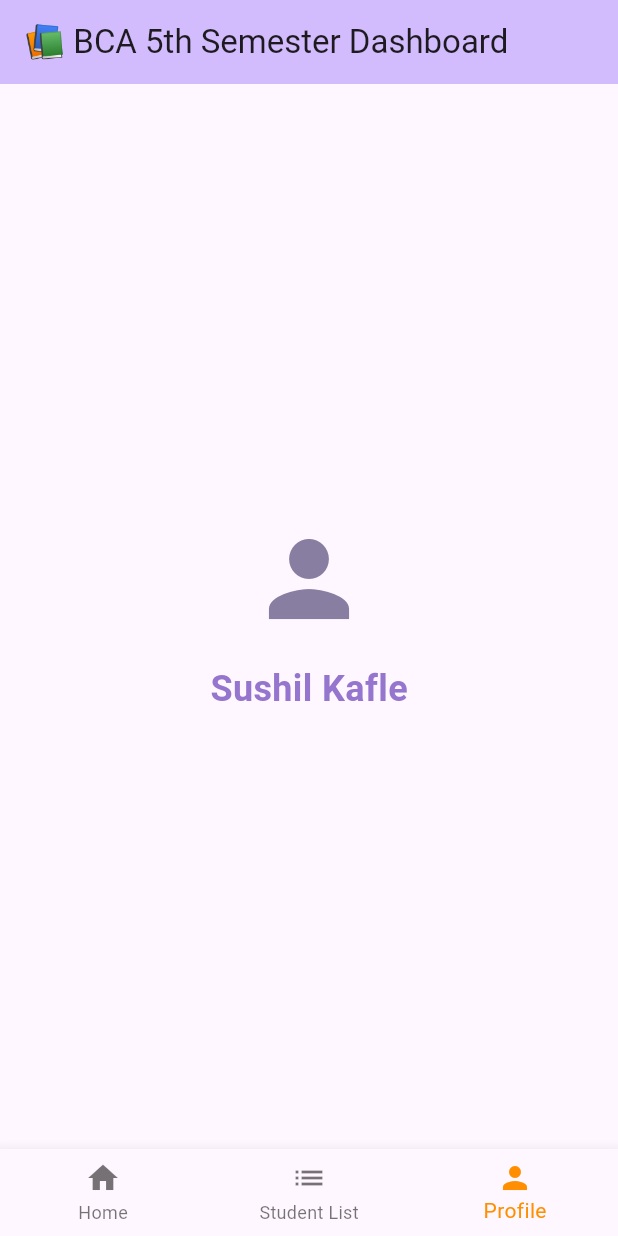
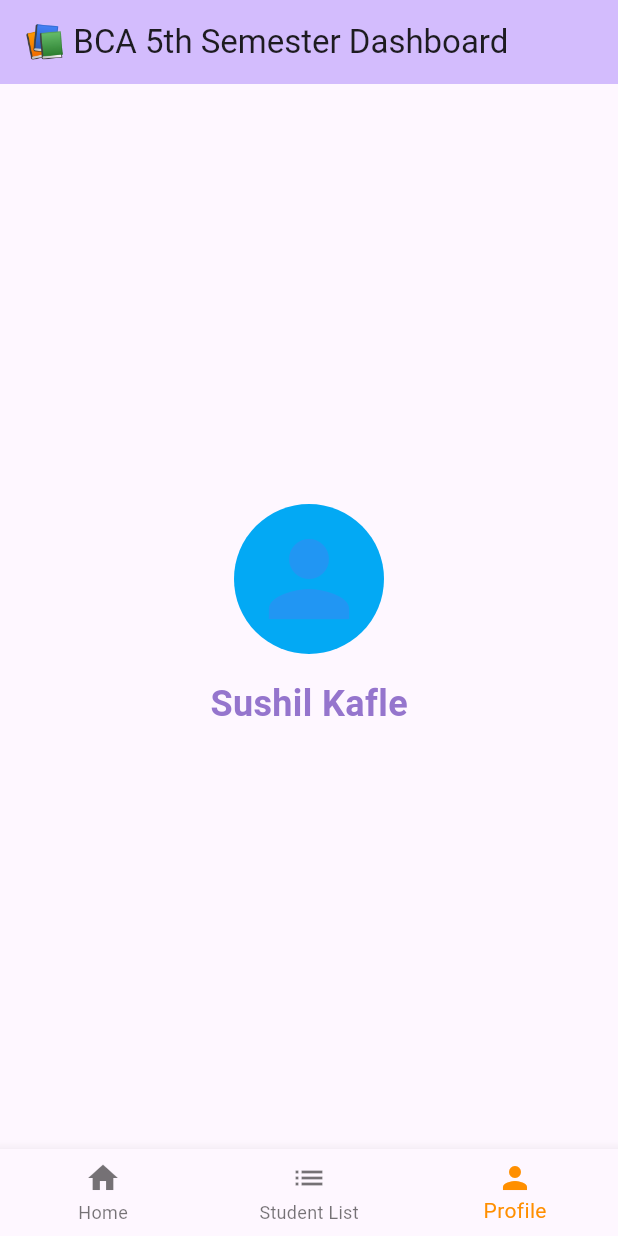
Before and after one commit to Ambikadulal/reliance_college_app, a Flutter app: the screen it shows after launch, item 3 of the bottom bar chosen, on a phone screen of 412 x 824 dp. Run offline on Flutter 3.47's test engine with Material 3 defaults, Android fonts, the phone set to English and light mode, and no system bars.

Commit message:
profile changes

```diff
--- a/lib/pages/screens/profile.dart
+++ b/lib/pages/screens/profile.dart
@@ -10,10 +10,10 @@ class Profile extends StatelessWidget {
         child: Column(
           mainAxisAlignment: MainAxisAlignment.center,
           children: [
-            const Icon(
-              Icons.person,
-              size: 80,
-              color: Color.fromARGB(255, 136, 126, 161),
+            CircleAvatar(
+              backgroundColor: Colors.lightBlue,
+              radius: 50,
+              child: Icon(Icons.person, size: 80, color: Colors.blue),
             ),
             const SizedBox(height: 16),
             Text(
```
Also changed, not shown: lib/pages/screens/student_info_listview.dart (+5 -5 lines).
